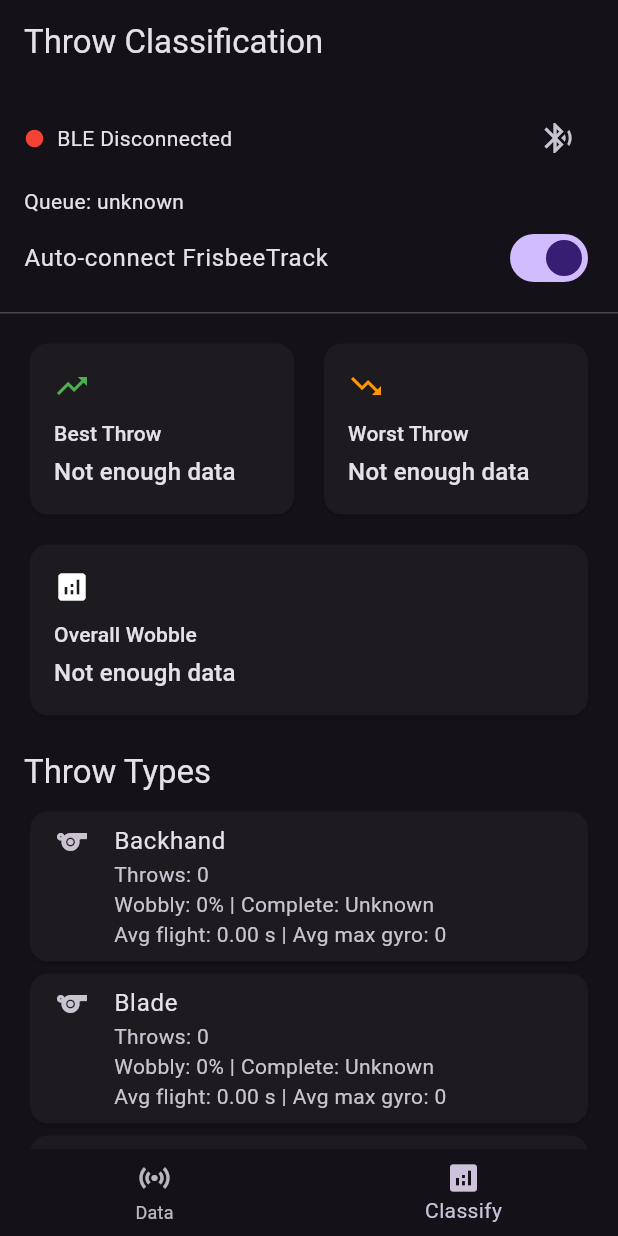
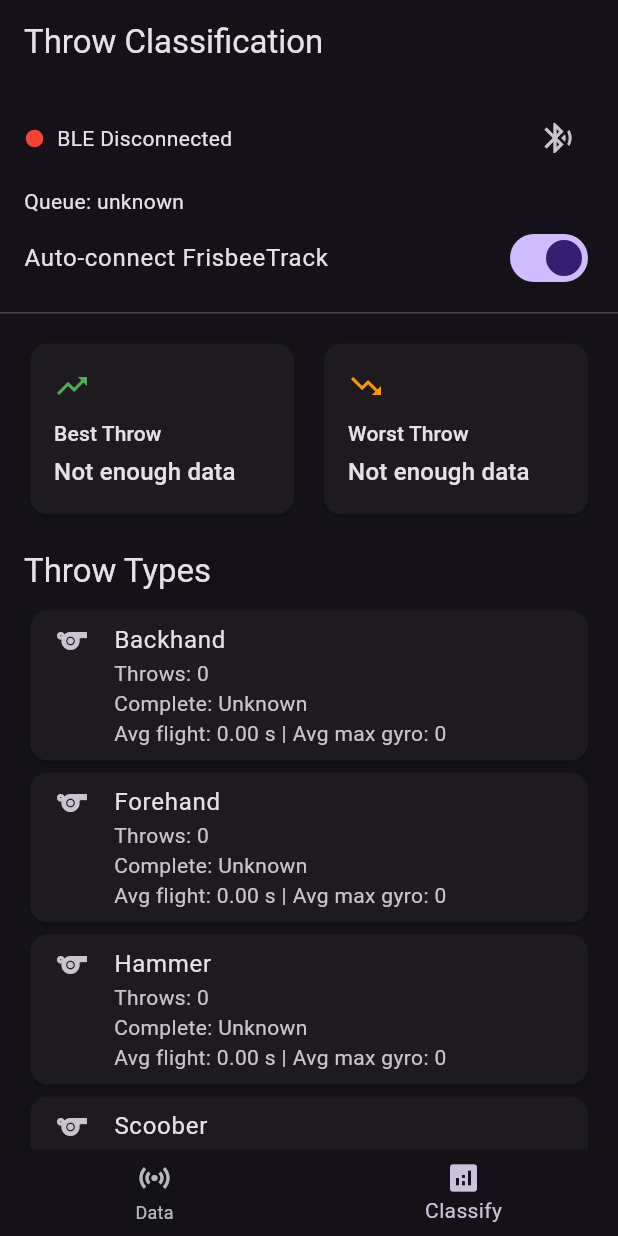
Before and after one commit to SirTugulur/EE446_Group8, a Flutter app: the screen it shows after launch, item 2 of the bottom bar chosen, on a phone screen of 412 x 824 dp. Run offline on Flutter 3.47's test engine with Material 3 defaults, Android fonts, the phone set to English and light mode, and no system bars; our stand-ins replace flutter_blue_plus, permission_handler, share_plus.

Commit message:
remove wobble logic

```diff
--- a/mobile_app/lib/models/throw_data.dart
+++ b/mobile_app/lib/models/throw_data.dart
@@ -37,7 +37,6 @@ class ThrowData {
   final double maxGyro;
   final List<ThrowSample> samples;
 
-  bool wobble;
   bool? completed;
   double? confidence;
 
@@ -48,7 +47,6 @@ class ThrowData {
     required this.maxAccel,
     required this.maxGyro,
     this.samples = const [],
-    this.wobble = false,
     this.completed,
     this.confidence,
   });
--- a/mobile_app/lib/screens/app_shell.dart
+++ b/mobile_app/lib/screens/app_shell.dart
@@ -29,7 +29,6 @@ class _AppShellState extends State<AppShell> {
     "Forehand",
     "Hammer",
     "Scoober",
-    "Blade",
   ];
 
   String selectedThrowType = "Backhand";
@@ -87,16 +86,6 @@ class _AppShellState extends State<AppShell> {
     });
   }
 
-  void updateWobble(
-      ThrowData throwData,
-      bool wobble) {
-
-    setState(() {
-
-      throwData.wobble = wobble;
-    });
-  }
-
   @override
   Widget build(BuildContext context) {
 
@@ -117,7 +106,6 @@ class _AppShellState extends State<AppShell> {
             addSavedThrow(throwData);
           });
         },
-        onWobbleChanged: updateWobble,
         onThrowTypeChanged: (value) {
 
           setState(() {
--- a/mobile_app/lib/screens/classification_page.dart
+++ b/mobile_app/lib/screens/classification_page.dart
@@ -39,7 +39,6 @@ class ClassificationPage extends StatelessWidget {
             onDelete: (_) {},
             onAddThrow: onClassifiedThrow,
             onClassifiedThrow: onClassifiedThrow,
-            onWobbleChanged: (_, _) {},
             throwTypes: throwTypes,
             selectedThrowType: selectedThrowType,
             onThrowTypeChanged: onThrowTypeChanged,
--- a/mobile_app/lib/screens/data_collection_page.dart
+++ b/mobile_app/lib/screens/data_collection_page.dart
@@ -15,7 +15,6 @@ class DataCollectionPage extends StatelessWidget {
   final Function(ThrowData) onDeleteSaved;
   final Function(ThrowData) onAddThrow;
   final Function(ThrowData) onClassifiedThrow;
-  final Function(ThrowData, bool) onWobbleChanged;
   final Function(String?) onThrowTypeChanged;
 
   const DataCollectionPage({
@@ -30,7 +29,6 @@ class DataCollectionPage extends StatelessWidget {
     required this.onDeleteSaved,
     required this.onAddThrow,
     required this.onClassifiedThrow,
-    required this.onWobbleChanged,
     required this.onThrowTypeChanged,
   });
 
@@ -58,7 +56,6 @@ class DataCollectionPage extends StatelessWidget {
               onDelete: onDeleteLive,
               onAddThrow: onAddThrow,
               onClassifiedThrow: onClassifiedThrow,
-              onWobbleChanged: onWobbleChanged,
               throwTypes: throwTypes,
               selectedThrowType: selectedThrowType,
               onThrowTypeChanged: onThrowTypeChanged,
--- a/mobile_app/lib/screens/live_page.dart
+++ b/mobile_app/lib/screens/live_page.dart
@@ -23,7 +23,6 @@ class LivePage extends StatefulWidget {
   final Function(ThrowData) onDelete;
   final Function(ThrowData) onAddThrow;
   final Function(ThrowData)? onClassifiedThrow;
-  final Function(ThrowData, bool) onWobbleChanged;
 
   final List<String> throwTypes;
   final String selectedThrowType;
@@ -42,7 +41,6 @@ class LivePage extends StatefulWidget {
     required this.onDelete,
     required this.onAddThrow,
     this.onClassifiedThrow,
-    required this.onWobbleChanged,
     required this.throwTypes,
     required this.selectedThrowType,
     this.bleModeCommand = "MODE:COLLECT",
@@ -333,8 +331,14 @@ class _LivePageState extends State<LivePage> {
     });
 
     await txCharacteristic.setNotifyValue(true);
+
+    await Future.delayed(const Duration(milliseconds: 200));
     await _sendDeviceMode();
-    await _sendSelectedThrowLabel();
+
+    if (widget.bleModeCommand == "MODE::COLLECT") {
+      await Future.delayed(const Duration(milliseconds: 200));
+      await _sendSelectedThrowLabel();
+    }
     debugPrint("Subscribed to Nordic UART TX notifications.");
   }
 
@@ -501,7 +505,6 @@ class _LivePageState extends State<LivePage> {
     final maxAccel = (metadata["max_accel"] as num?)?.toDouble() ?? 0.0;
     final maxGyro = (metadata["max_gyro"] as num?)?.toDouble() ?? 0.0;
     final expectedSamples = (metadata["samples"] as num?)?.toInt();
-    final wobble = metadata["wobble"] as bool? ?? false;
     final completed = metadata["completed"] as bool?;
     final confidence = (metadata["confidence"] as num?)?.toDouble();
     final mode = metadata["mode"] as String?;
@@ -520,7 +523,6 @@ class _LivePageState extends State<LivePage> {
       maxAccel: maxAccel,
       maxGyro: maxGyro,
       samples: List.unmodifiable(upload.samples),
-      wobble: wobble,
       completed: completed,
       confidence: confidence,
     );
@@ -535,7 +537,11 @@ class _LivePageState extends State<LivePage> {
       "Stored throw $throwId with ${upload.samples.length} samples. Sending ACK.",
     );
     await _acknowledgeThrow();
-    await _sendSelectedThrowLabel();
+
+    if (widget.bleModeCommand == "MODE::COLLECT") {
+      await Future.delayed(const Duration(milliseconds: 200));
+      await _sendSelectedThrowLabel();
+    }
   }
 
   Future<void> _acknowledgeThrow() async {
@@ -715,16 +721,6 @@ class _LivePageState extends State<LivePage> {
                           "Max Gyro: ${throwData.maxGyro.toStringAsFixed(0)}",
                         ),
 
-                        CheckboxListTile(
-                          value: throwData.wobble,
-
-                          title: const Text("Wobbly"),
-
-                          onChanged: (value) {
-                            widget.onWobbleChanged(throwData, value ?? false);
-                          },
-                        ),
-
                         Row(
                           children: [
                             ElevatedButton(
--- a/mobile_app/lib/screens/saved_page.dart
+++ b/mobile_app/lib/screens/saved_page.dart
@@ -26,7 +26,7 @@ class SavedPage extends StatelessWidget {
     final csv = StringBuffer(
       "sample_index,throw_id,label,time_ms,"
       "ax,ay,az,gx,gy,gz,mx,my,mz,"
-      "accel_mag,gyro_mag,wobble,completed\n",
+      "accel_mag,gyro_mag,completed\n",
     );
 
     for (var t in savedThrows) {
@@ -47,7 +47,6 @@ class SavedPage extends StatelessWidget {
           "${sample.mz},"
           "${sample.accelMag},"
           "${sample.gyroMag},"
-          "${t.wobble},"
           "${t.completed ?? ""}",
         );
       }
@@ -115,8 +114,6 @@ class SavedPage extends StatelessWidget {
                         "${throwData.maxAccel.toStringAsFixed(2)} g | "
                         "Max Gyro: "
                         "${throwData.maxGyro.toStringAsFixed(0)}\n"
-                        "Wobbly: "
-                        "${throwData.wobble ? "Yes" : "No"} | "
                         "Completed: "
                         "${_completionText(throwData.completed)}",
                       ),
--- a/mobile_app/lib/screens/stats_page.dart
+++ b/mobile_app/lib/screens/stats_page.dart
@@ -23,17 +23,18 @@ class StatsPage extends StatelessWidget {
       return _ThrowTypeStats(type, throws.toList());
     }).toList();
 
+    // Filter out throw types that don't have any data yet
     final populatedStats = stats.where((stat) => stat.count > 0).toList();
+
+    // Best throw = Highest average max gyro
     final best = populatedStats.isEmpty
         ? null
-        : populatedStats.reduce((a, b) => a.wobbleRate <= b.wobbleRate ? a : b);
+        : populatedStats.reduce((a, b) => a.averageMaxGyro >= b.averageMaxGyro ? a : b);
+
+    // Worst throw = Lowest average max gyro
     final worst = populatedStats.isEmpty
         ? null
-        : populatedStats.reduce((a, b) => a.wobbleRate >= b.wobbleRate ? a : b);
-    final overallWobbleRate = savedThrows.isEmpty
-        ? null
-        : savedThrows.where((throwData) => throwData.wobble).length /
-            savedThrows.length;
+        : populatedStats.reduce((a, b) => a.averageMaxGyro <= b.averageMaxGyro ? a : b);
 
     final body = ListView(
         padding: const EdgeInsets.all(16),
@@ -45,7 +46,7 @@ class StatsPage extends StatelessWidget {
                   title: "Best Throw",
                   value: best == null
                       ? "Not enough data"
-                      : "${best.type} (${_percent(best.wobbleRate)} wobbly)",
+                      : "${best.type} (${best.averageMaxGyro.toStringAsFixed(0)} gyro)",
                   icon: Icons.trending_up,
                   color: Colors.green,
                 ),
@@ -56,21 +57,14 @@ class StatsPage extends StatelessWidget {
                   title: "Worst Throw",
                   value: worst == null
                       ? "Not enough data"
-                      : "${worst.type} (${_percent(worst.wobbleRate)} wobbly)",
+                      : "${worst.type} (${worst.averageMaxGyro.toStringAsFixed(0)} gyro)",
                   icon: Icons.trending_down,
                   color: Colors.orange,
                 ),
               ),
             ],
           ),
-          const SizedBox(height: 12),
-          _StatSummaryCard(
-            title: "Overall Wobble",
-            value: overallWobbleRate == null
-                ? "Not enough data"
-                : _percent(overallWobbleRate),
-            icon: Icons.analytics,
-          ),
+
           const SizedBox(height: 20),
           Text(
             "Throw Types",
@@ -109,14 +103,6 @@ class _ThrowTypeStats {
   double get averageMaxAccel => _average((throwData) => throwData.maxAccel);
 
   double get averageMaxGyro => _average((throwData) => throwData.maxGyro);
-
-  double get wobbleRate {
-    if (throws.isEmpty) {
-      return 0;
-    }
-
-    return throws.where((throwData) => throwData.wobble).length / throws.length;
-  }
 
   double? get completionRate {
     final knownThrows = throws
@@ -158,7 +144,6 @@ class _ThrowTypeStatsTile extends StatelessWidget {
         title: Text(stat.type),
         subtitle: Text(
           "Throws: ${stat.count}\n"
-          "Wobbly: ${(stat.wobbleRate * 100).toStringAsFixed(0)}% | "
           "Complete: ${_completionText(stat.completionRate)}\n"
           "Avg flight: ${stat.averageFlightTime.toStringAsFixed(2)} s | "
           "Avg max gyro: ${stat.averageMaxGyro.toStringAsFixed(0)}",
--- a/mobile_app/lib/screens/throw_detail_page.dart
+++ b/mobile_app/lib/screens/throw_detail_page.dart
@@ -34,10 +34,6 @@ class ThrowDetailPage extends StatelessWidget {
           _MetricRow(
             label: "Max Gyro",
             value: throwData.maxGyro.toStringAsFixed(0),
-          ),
-          _MetricRow(
-            label: "Wobbly",
-            value: throwData.wobble ? "Yes" : "No",
           ),
           _MetricRow(
             label: "Completed",
--- a/mobile_app/lib/services/fake_throw_service.dart
+++ b/mobile_app/lib/services/fake_throw_service.dart
@@ -13,7 +13,6 @@ class FakeThrowService {
       "Forehand",
       "Hammer",
       "Scoober",
-      "Blade",
     ];
 
     return ThrowData(
```
Also changed, not shown: 1 other file.
